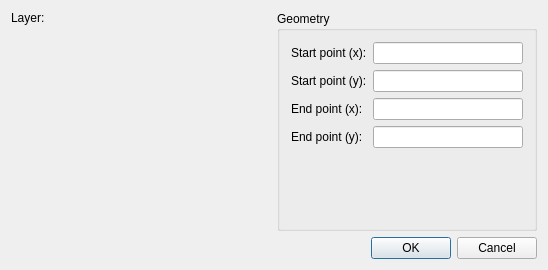
The window that librecad/src/ui/forms/qg_dlgline.ui (LibreCAD/LibreCAD) describes before a commit, drawn with Qt 5.
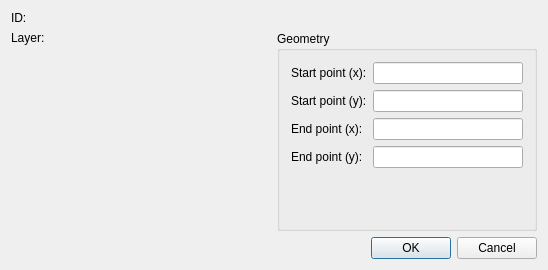
The same window after the commit. Custom widgets are drawn as their Qt base class.

Patch:
```diff
--- a/librecad/src/ui/forms/qg_dlgline.ui
+++ b/librecad/src/ui/forms/qg_dlgline.ui
@@ -29,6 +29,13 @@
    <string>Line</string>
   </property>
   <layout class="QVBoxLayout">
+   <item>
+    <widget class="QLabel" name="lId">
+     <property name="text">
+      <string>ID: </string>
+     </property>
+    </widget>
+   </item>
    <item>
     <layout class="QHBoxLayout">
      <item>
```
